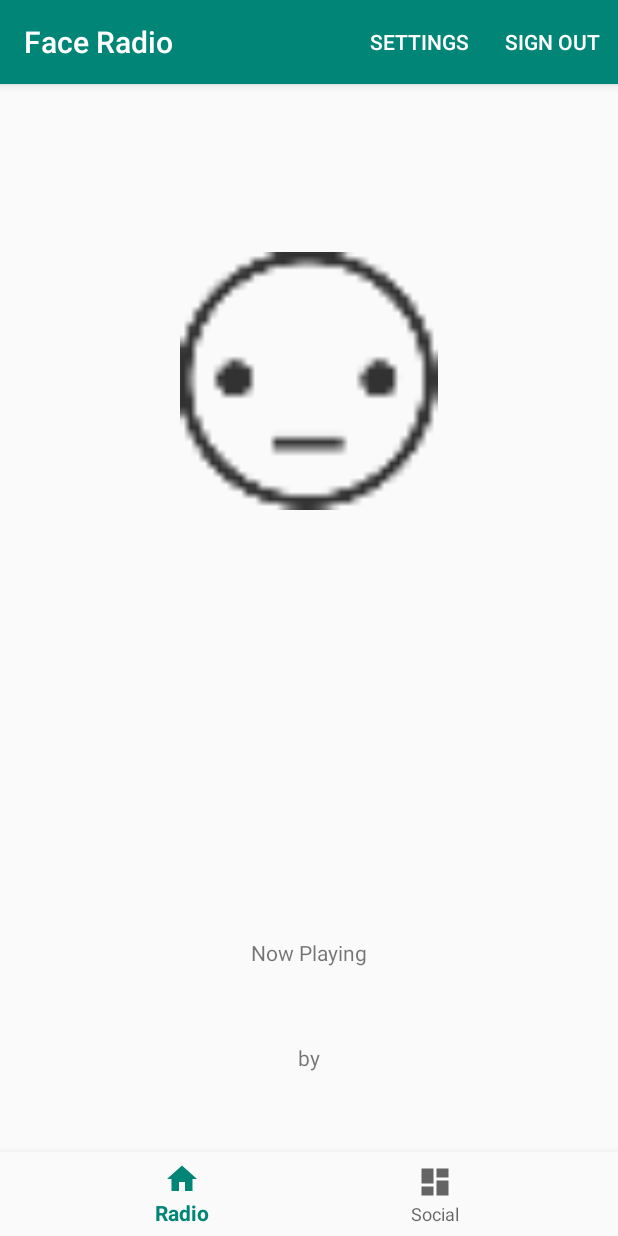
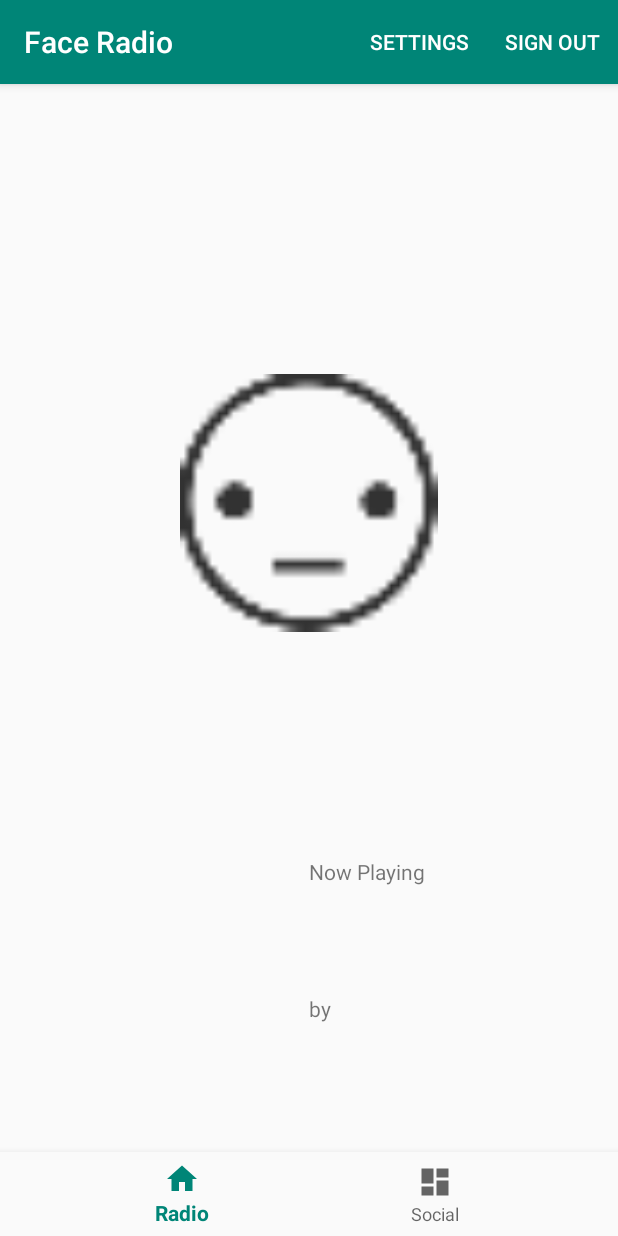
Before and after one commit to QColeman97/FaceRadio, an Android app: the RadioActivity screen opened directly, with no data from a screen before it, on a phone screen of 412 x 824 dp. Run offline under Robolectric (Android 15) with nearby library versions, the phone set to English and light mode, and no system bars; our stand-ins replace Firebase (no records; nobody signed in at launch, a user with empty details on screens opened directly); libraries missing offline, so code that uses them is left out: com.spotify.android, com.spotify.protocol; 3 statements that could not run were skipped.

Commit message:
after beta

```diff
--- a/app/src/main/java/com/android/quinnmc/faceradio/Deejay.kt
+++ b/app/src/main/java/com/android/quinnmc/faceradio/Deejay.kt
@@ -49,7 +49,7 @@ object Deejay: FaceDetectionProcessor.FaceDetectionListener {
 
     fun safeAfterNewFace(face: FirebaseVisionFace) {
         //println("COUNTER: ${counter}")
-        if (prevFace == null || (counter > 50 && dominantEmotion(face) != dominantEmotion(prevFace!!))) {
+        if (prevFace == null || (counter > 200 && dominantEmotion(face) != dominantEmotion(prevFace!!))) {
             var rand = Random
             var uri = ""
             var rand_index = 0
@@ -103,7 +103,7 @@ object Deejay: FaceDetectionProcessor.FaceDetectionListener {
 
         if (leftEyeProb < 0.4 && rightEyeProb < 0.4) {
             return SLEEPY
-        } else if (smileProb > 0.3) {
+        } else if (smileProb > 0.5) {
             return HAPPY
         } else {
             return PASSIVE
--- a/app/src/main/res/layout/fragment_radio.xml
+++ b/app/src/main/res/layout/fragment_radio.xml
@@ -10,13 +10,14 @@
             android:id="@+id/expression_graphic"
             android:layout_centerHorizontal="true"
             android:layout_alignParentTop="true"
-            android:layout_marginTop="107dp"/>
+            android:layout_marginTop="61dp" android:layout_above="@+id/current_track_title"
+            android:layout_marginBottom="18dp"/>
     <TextView
             android:layout_width="wrap_content"
             android:layout_height="wrap_content"
             android:layout_alignParentBottom="true" android:id="@+id/current_track_label"
-            android:layout_marginBottom="142dp"
-            android:layout_centerHorizontal="true" android:textSize="24sp"/>
+            android:layout_marginBottom="188dp"
+            android:textSize="24sp" android:layout_alignStart="@+id/current_artist_label"/>
     <TextView
             android:layout_width="wrap_content"
             android:layout_height="wrap_content" android:layout_centerHorizontal="true"
@@ -24,12 +25,13 @@
             android:layout_marginBottom="74dp" android:textSize="18sp"/>
     <TextView
             android:layout_width="wrap_content"
-            android:layout_height="wrap_content" android:layout_centerHorizontal="true"
-            android:layout_alignParentBottom="true" android:layout_marginBottom="109dp" android:id="@+id/by_title"/>
+            android:layout_height="wrap_content"
+            android:layout_alignParentBottom="true" android:layout_marginBottom="142dp" android:id="@+id/by_title"
+            android:layout_alignStart="@+id/current_track_label"/>
     <TextView
             android:layout_width="wrap_content"
-            android:layout_height="wrap_content" android:layout_centerHorizontal="true"
+            android:layout_height="wrap_content"
             android:layout_alignParentBottom="true" android:id="@+id/current_track_title"
-            android:layout_marginBottom="179dp"/>
+            android:layout_marginBottom="233dp" android:layout_alignStart="@+id/current_track_label"/>
 
 </RelativeLayout>
```
Also changed, not shown: app/src/main/java/com/android/quinnmc/faceradio/FaceDetectionProcessor.kt (+4 -3 lines).
